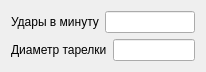
Qt form plates.ui (mcstarioni/OBOSSANIY-CURSACH) before a commit.
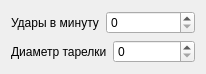
The same form after that commit.

Diff of the .ui file:
```diff
--- a/plates.ui
+++ b/plates.ui
@@ -7,7 +7,7 @@
     <x>0</x>
     <y>0</y>
     <width>206</width>
-    <height>63</height>
+    <height>68</height>
    </rect>
   </property>
   <property name="windowTitle">
@@ -24,7 +24,7 @@
       </widget>
      </item>
      <item>
-      <widget class="QLineEdit" name="bpmEdit"/>
+      <widget class="QSpinBox" name="spinBox"/>
      </item>
     </layout>
    </item>
@@ -38,7 +38,7 @@
       </widget>
      </item>
      <item>
-      <widget class="QLineEdit" name="diametreEdit"/>
+      <widget class="QSpinBox" name="diamTitle"/>
      </item>
     </layout>
    </item>
```
